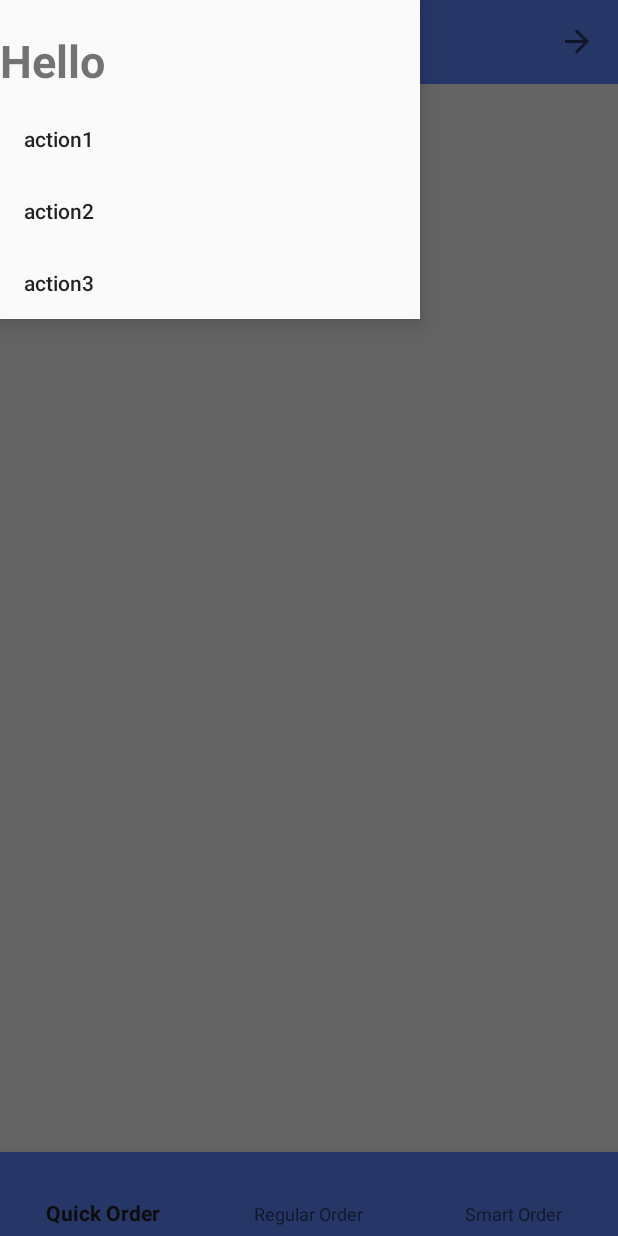
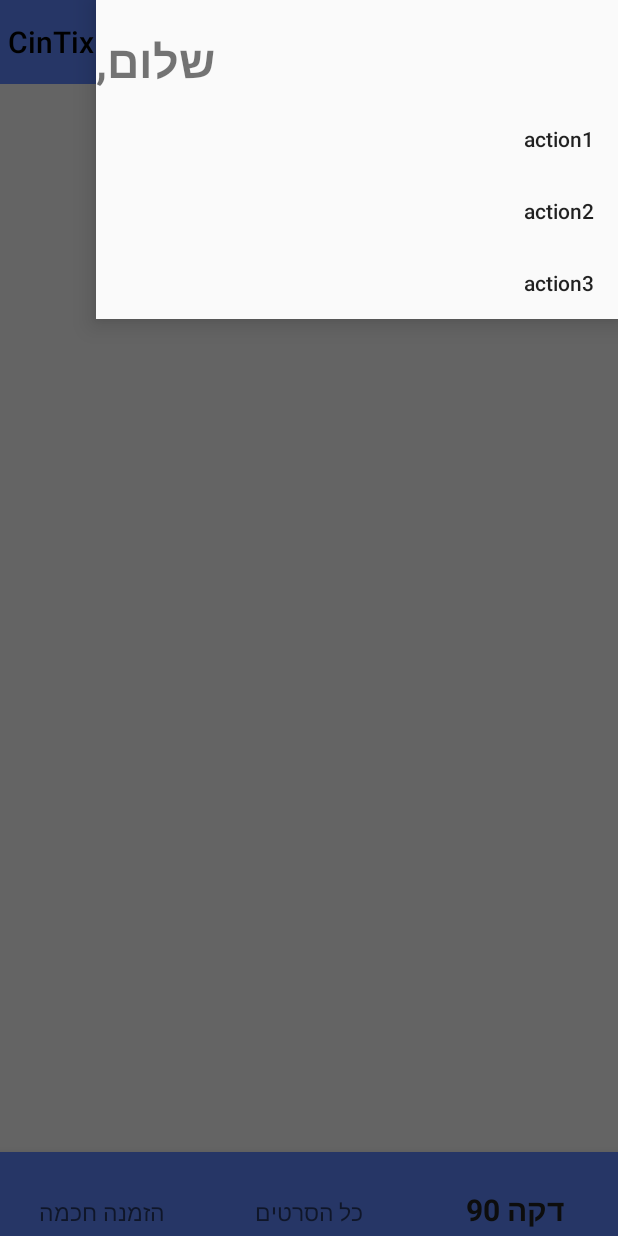
Before and after one commit to iby1812/Final-Project, an Android app: the HomePage screen opened directly, with no data from a screen before it, with the side drawer open, on a phone screen of 412 x 824 dp. Run offline under Robolectric (Android 15) with nearby library versions, the phone set to English and light mode, and no system bars; 1 statement that could not run was skipped.

Commit message:
change drawer layout direction

```diff
--- a/app/src/main/java/com/cinema/cintix/HomePage.java
+++ b/app/src/main/java/com/cinema/cintix/HomePage.java
@@ -1,21 +1,19 @@
 package com.cinema.cintix;
 
 import android.os.Bundle;
+import android.view.Gravity;
 import android.view.MenuItem;
 import android.view.View;
 import android.widget.FrameLayout;
 import android.widget.TextView;
-
 import com.cinema.cintix.bottomnavigation.QuickOrder;
 import com.cinema.cintix.bottomnavigation.RegularOrder;
 import com.cinema.cintix.bottomnavigation.SmartOrder;
 import com.google.android.material.bottomnavigation.BottomNavigationView;
 import com.google.android.material.navigation.NavigationView;
-
 import androidx.appcompat.app.ActionBarDrawerToggle;
 import androidx.appcompat.app.AppCompatActivity;
 import androidx.appcompat.widget.Toolbar;
-import androidx.core.view.GravityCompat;
 import androidx.drawerlayout.widget.DrawerLayout;
 import androidx.fragment.app.Fragment;
 import androidx.fragment.app.FragmentTransaction;
@@ -35,6 +33,7 @@ public class HomePage extends AppCompatActivity implements NavigationView.OnNavi
         setContentView(R.layout.activity_main);
         SetToolbar();
         SetBottomNavigator();
+        SetFragment(regularOrder);
     }
 
 
@@ -56,16 +55,16 @@ public class HomePage extends AppCompatActivity implements NavigationView.OnNavi
     }
 
     private void closeDrawer() {
-        drawerLayout.closeDrawer(GravityCompat.START);
+        drawerLayout.closeDrawer(Gravity.RIGHT);
     }
 
     private void openDrawer() {
-        drawerLayout.openDrawer(GravityCompat.START);
+        drawerLayout.openDrawer(Gravity.RIGHT);
     }
 
     @Override
     public void onBackPressed() {
-        if (drawerLayout.isDrawerOpen(GravityCompat.START)) {
+        if (drawerLayout.isDrawerOpen(Gravity.RIGHT)) {
             closeDrawer();
         } else super.onBackPressed();
     }
--- a/app/src/main/res/layout/action_bar_draw.xml
+++ b/app/src/main/res/layout/action_bar_draw.xml
@@ -3,14 +3,17 @@
     xmlns:android="http://schemas.android.com/apk/res/android"
     android:layout_width="wrap_content"
     android:layout_height="wrap_content"
-    android:layout_marginTop="10dp">
+    android:layout_marginTop="10dp"
+    android:layout_gravity="end">
 
     <TextView
         android:id="@+id/info"
+        android:textDirection="rtl"
         android:layout_width="wrap_content"
         android:layout_height="wrap_content"
         android:layout_marginTop="10dp"
+        android:layout_alignParentRight="true"
         android:textSize="30sp"
         android:textStyle="bold"
-        android:text="Hello "/>
+        android:text="@string/hello_user"/>
 </RelativeLayout>
--- a/app/src/main/res/layout/activity_main.xml
+++ b/app/src/main/res/layout/activity_main.xml
@@ -1,10 +1,12 @@
-<androidx.drawerlayout.widget.DrawerLayout
-    xmlns:android="http://schemas.android.com/apk/res/android"
+<androidx.drawerlayout.widget.DrawerLayout xmlns:android="http://schemas.android.com/apk/res/android"
     xmlns:app="http://schemas.android.com/apk/res-auto"
+    xmlns:tools="http://schemas.android.com/tools"
+    tools:openDrawer="right"
     android:id="@+id/drawer_layout"
     android:layout_width="match_parent"
     android:layout_height="match_parent"
-    android:fitsSystemWindows="true">
+    android:fitsSystemWindows="true"
+    android:layoutDirection="rtl">
 
     <RelativeLayout
         android:layout_width="match_parent"
@@ -36,7 +38,10 @@
         android:layout_height="wrap_content"
         android:layout_alignParentBottom="true"
         app:menu="@menu/bottom_navigator"
-        android:background="@color/colortoolsbar">
+        app:itemTextAppearanceInactive="@style/txtnav"
+        app:itemTextAppearanceActive="@style/TextStyleBNV"
+        android:background="@color/colortoolsbar"
+        >
     </com.google.android.material.bottomnavigation.BottomNavigationView>
 
     <FrameLayout
@@ -49,9 +54,9 @@
 </RelativeLayout>
     <com.google.android.material.navigation.NavigationView
         android:id="@+id/navigation"
-        android:layout_width="wrap_content"
+        android:layout_width="match_parent"
         android:layout_height="wrap_content"
-        android:layout_gravity="start"
+        android:layout_gravity="right"
         app:headerLayout="@layout/action_bar_draw"
         app:menu="@menu/action_bar" />
 </androidx.drawerlayout.widget.DrawerLayout>
--- a/app/src/main/res/menu/bottom_navigator.xml
+++ b/app/src/main/res/menu/bottom_navigator.xml
@@ -2,17 +2,17 @@
 <menu xmlns:android="http://schemas.android.com/apk/res/android">
     <item
         android:id="@+id/quick_order"
-        android:title="Quick Order"
+        android:title="@string/quick_order"
         android:textSize="30sp"
         android:textStyle="bold"/>
     <item
         android:id="@+id/regular_order"
-        android:title="Regular Order"
+        android:title="@string/regular_order"
         android:textSize="30sp"
         android:textStyle="bold"/>
     <item
         android:id="@+id/smart_order"
-        android:title="Smart Order"
+        android:title="@string/smart_order"
         android:textSize="30sp"
         android:textStyle="bold"/>
 </menu>
--- a/app/src/main/res/values/strings.xml
+++ b/app/src/main/res/values/strings.xml
@@ -5,4 +5,9 @@
     <string name="fb_login_protocol_scheme">fb640391139716575</string>
     <string name="drawer_open">open</string>
     <string name="drawer_close">close</string>
+    <string name="smart_order">הזמנה חכמה</string>
+    <string name="regular_order">כל הסרטים</string>
+    <string name="quick_order">דקה 90</string>
+    <string name="hello_user">שלום,</string>
+
 </resources>
--- a/app/src/main/res/values/styles.xml
+++ b/app/src/main/res/values/styles.xml
@@ -8,4 +8,15 @@
 
     </style>
 
+    <style name="TextStyleBNV">
+        <item name="android:textSize">20sp</item>
+        <item name="android:padding">0dp</item>
+        <item name="textAllCaps">false</item>
+        <item name="android:textStyle">bold</item>
+        <item name="android:gravity">center</item>
+    </style>
+
+    <style name="txtnav">
+        <item name="android:textSize">15sp</item>
+    </style>
 </resources>
```
